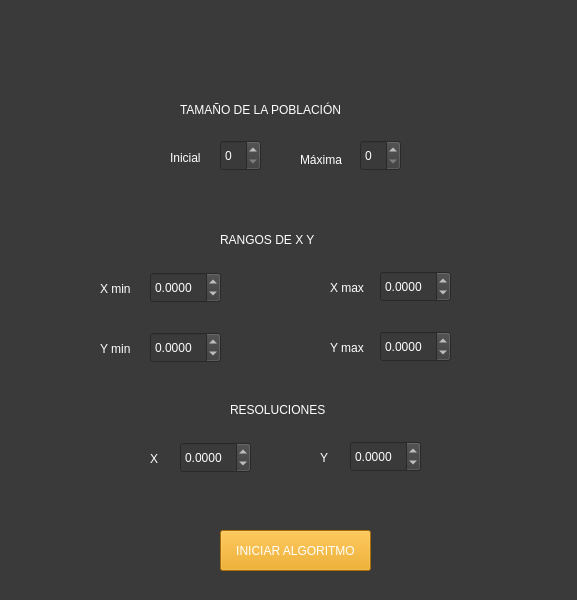
First picture: the form in Views/main.ui, repository JuanChandoqui/IA-C1-A2, before the edit.
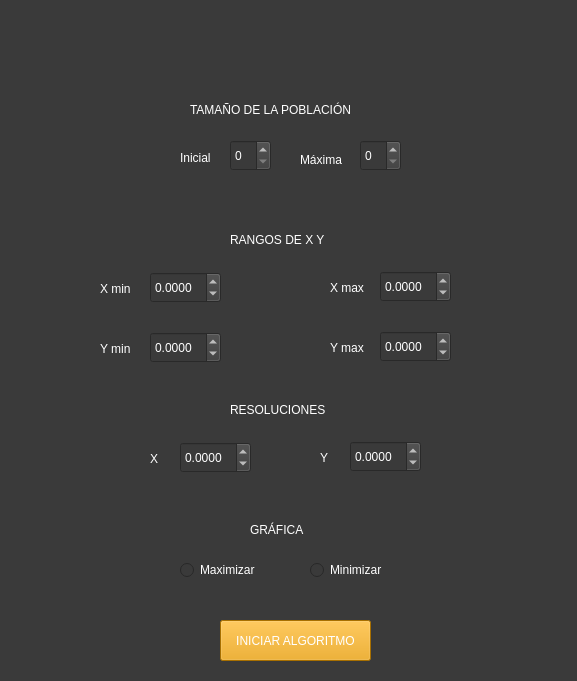
Second picture: the form after the edit.

Diff of the .ui file:
```diff
--- a/Views/main.ui
+++ b/Views/main.ui
@@ -7,7 +7,7 @@
     <x>0</x>
     <y>0</y>
     <width>577</width>
-    <height>600</height>
+    <height>681</height>
    </rect>
   </property>
   <property name="windowTitle">
@@ -20,7 +20,7 @@
    <widget class="QSpinBox" name="spinBox_tamPobIni">
     <property name="geometry">
      <rect>
-      <x>220</x>
+      <x>230</x>
       <y>140</y>
       <width>41</width>
       <height>31</height>
@@ -33,7 +33,7 @@
    <widget class="QLabel" name="label">
     <property name="geometry">
      <rect>
-      <x>180</x>
+      <x>190</x>
       <y>100</y>
       <width>211</width>
       <height>20</height>
@@ -50,7 +50,7 @@
    <widget class="QLabel" name="label_2">
     <property name="geometry">
      <rect>
-      <x>170</x>
+      <x>180</x>
       <y>150</y>
       <width>41</width>
       <height>16</height>
@@ -95,7 +95,7 @@
    <widget class="QLabel" name="label_4">
     <property name="geometry">
      <rect>
-      <x>220</x>
+      <x>230</x>
       <y>230</y>
       <width>131</width>
       <height>20</height>
@@ -352,7 +352,7 @@
     <property name="geometry">
      <rect>
       <x>220</x>
-      <y>530</y>
+      <y>620</y>
       <width>151</width>
       <height>41</height>
      </rect>
@@ -365,6 +365,61 @@
      <string>INICIAR ALGORITMO</string>
     </property>
    </widget>
+   <widget class="QRadioButton" name="radioButton_Maximizar">
+    <property name="geometry">
+     <rect>
+      <x>180</x>
+      <y>560</y>
+      <width>95</width>
+      <height>20</height>
+     </rect>
+    </property>
+    <property name="styleSheet">
+     <string notr="true">color: rgb(255, 255, 255);</string>
+    </property>
+    <property name="text">
+     <string>Maximizar</string>
+    </property>
+   </widget>
+   <widget class="QLabel" name="label_12">
+    <property name="geometry">
+     <rect>
+      <x>250</x>
+      <y>520</y>
+      <width>71</width>
+      <height>20</height>
+     </rect>
+    </property>
+    <property name="layoutDirection">
+     <enum>Qt::LeftToRight</enum>
+    </property>
+    <property name="styleSheet">
+     <string notr="true">color: rgb(255, 255, 255);
+font: 75 10pt &quot;MS Shell Dlg 2&quot;;</string>
+    </property>
+    <property name="text">
+     <string>GRÁFICA</string>
+    </property>
+    <property name="scaledContents">
+     <bool>false</bool>
+    </property>
+   </widget>
+   <widget class="QRadioButton" name="radioButton_Minimizar">
+    <property name="geometry">
+     <rect>
+      <x>310</x>
+      <y>560</y>
+      <width>95</width>
+      <height>20</height>
+     </rect>
+    </property>
+    <property name="styleSheet">
+     <string notr="true">color: rgb(255, 255, 255);</string>
+    </property>
+    <property name="text">
+     <string>Minimizar</string>
+    </property>
+   </widget>
   </widget>
  </widget>
  <resources/>
```
